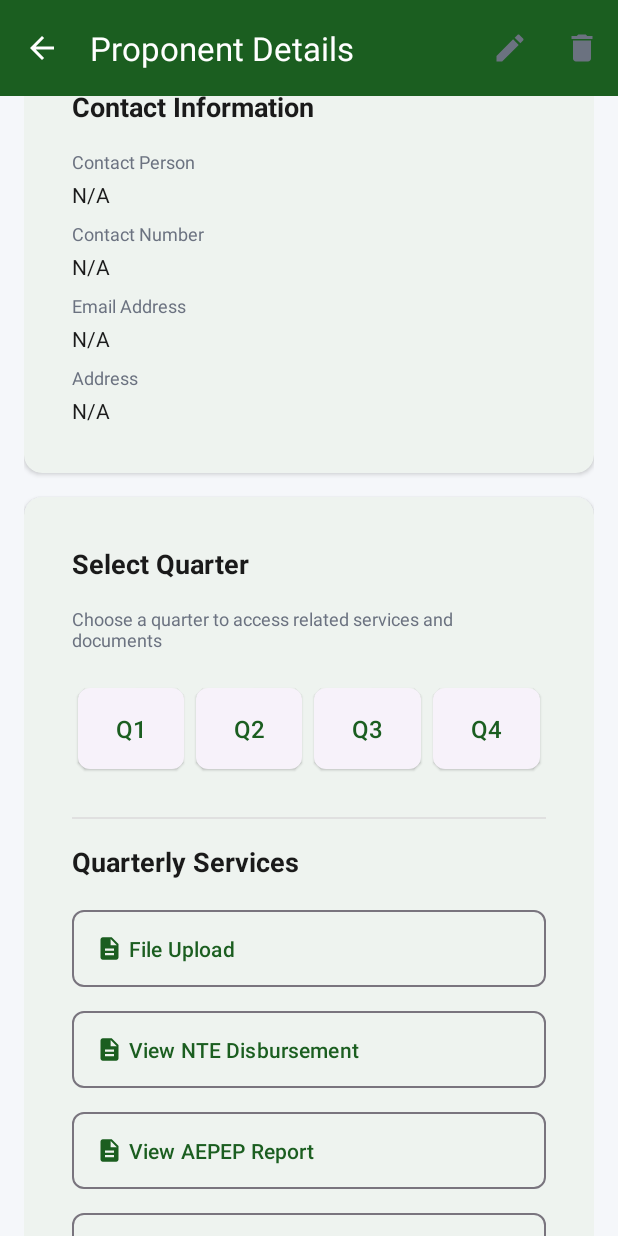
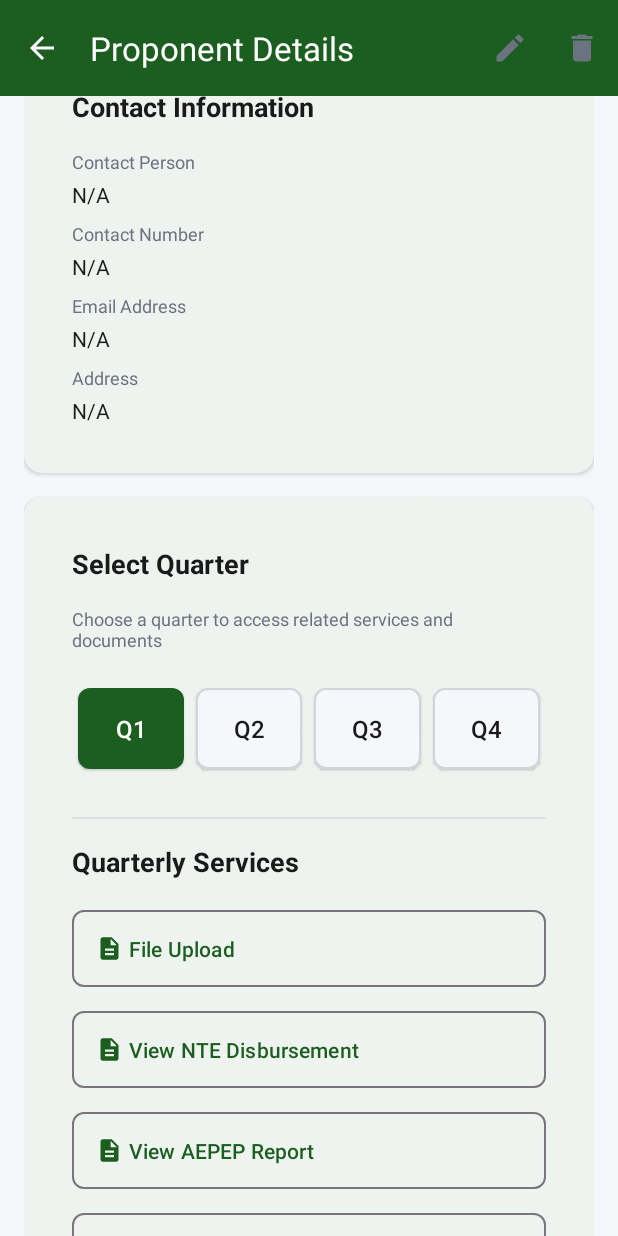
Before and after one commit to KennethAyade/mgb-mrfc_manager_repo, an Android app: the ProponentDetailActivity screen opened directly, with no data from a screen before it, scrolled down 532 dp, on a phone screen of 412 x 824 dp. Run offline under Robolectric (Android 15) with nearby library versions, the phone set to English and light mode, and no system bars; 1 statement that could not run was skipped.

Commit message:
Improve quarter button selection UI
Added a helper function to update the visual state of quarter selection buttons, providing clearer feedback for the selected quarter. The previous approach using isPressed was replaced with background and text color changes, stroke adjustments, and improved Toast messaging.

```diff
--- a/app/src/main/java/com/mgb/mrfcmanager/ui/admin/ProponentDetailActivity.kt
+++ b/app/src/main/java/com/mgb/mrfcmanager/ui/admin/ProponentDetailActivity.kt
@@ -154,18 +154,36 @@ class ProponentDetailActivity : AppCompatActivity() {
 
         val quarterButtons = listOf(btnQuarter1, btnQuarter2, btnQuarter3, btnQuarter4)
 
+        // Helper function to update button selection visual state
+        fun updateQuarterButtonStates(selectedButton: com.google.android.material.button.MaterialButton) {
+            val selectedColor = getColor(R.color.primary)
+            val unselectedColor = getColor(R.color.background_light)
+            val selectedTextColor = getColor(android.R.color.white)
+            val unselectedTextColor = getColor(R.color.text_primary)
+
+            quarterButtons.forEach { button ->
+                if (button == selectedButton) {
+                    button.backgroundTintList = android.content.res.ColorStateList.valueOf(selectedColor)
+                    button.setTextColor(selectedTextColor)
+                    button.strokeWidth = 0
+                } else {
+                    button.backgroundTintList = android.content.res.ColorStateList.valueOf(unselectedColor)
+                    button.setTextColor(unselectedTextColor)
+                    button.strokeWidth = 2
+                    button.strokeColor = android.content.res.ColorStateList.valueOf(getColor(R.color.border))
+                }
+            }
+        }
+
         // Set Q1 as default selected
-        btnQuarter1.isPressed = true
+        updateQuarterButtonStates(btnQuarter1)
 
         // Quarter button click listeners
         quarterButtons.forEachIndexed { index, button ->
             button.setOnClickListener {
                 selectedQuarter = index + 1
-                Toast.makeText(this, "Selected Quarter ${selectedQuarter}", Toast.LENGTH_SHORT).show()
-
-                // Update button states (visual feedback)
-                quarterButtons.forEach { it.isPressed = false }
-                button.isPressed = true
+                updateQuarterButtonStates(button)
+                Toast.makeText(this, "Quarter ${selectedQuarter} selected", Toast.LENGTH_SHORT).show()
             }
         }
 
```
